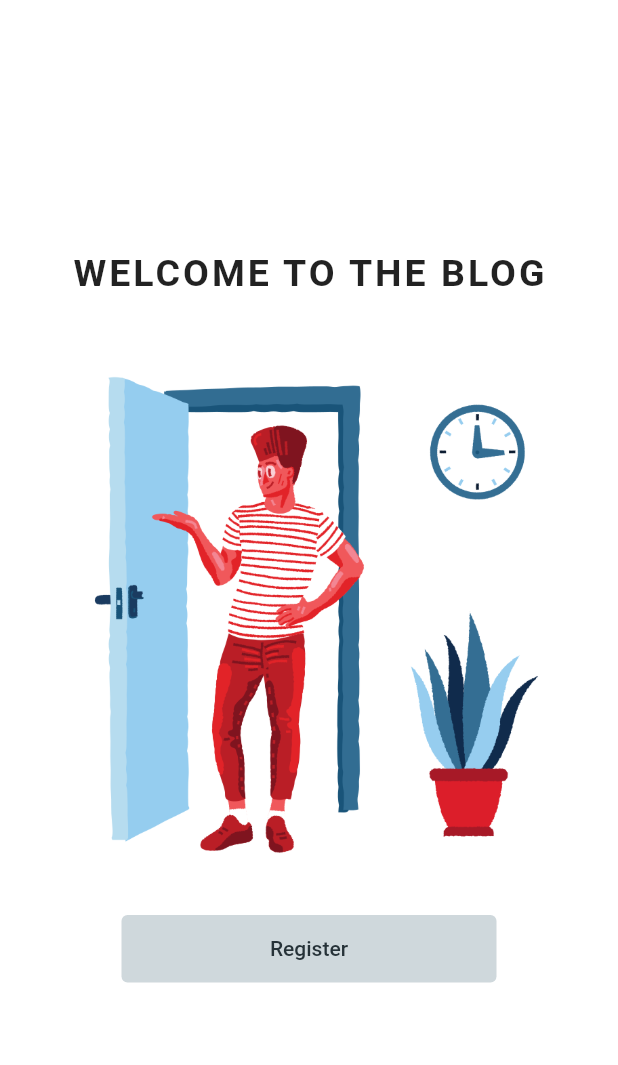
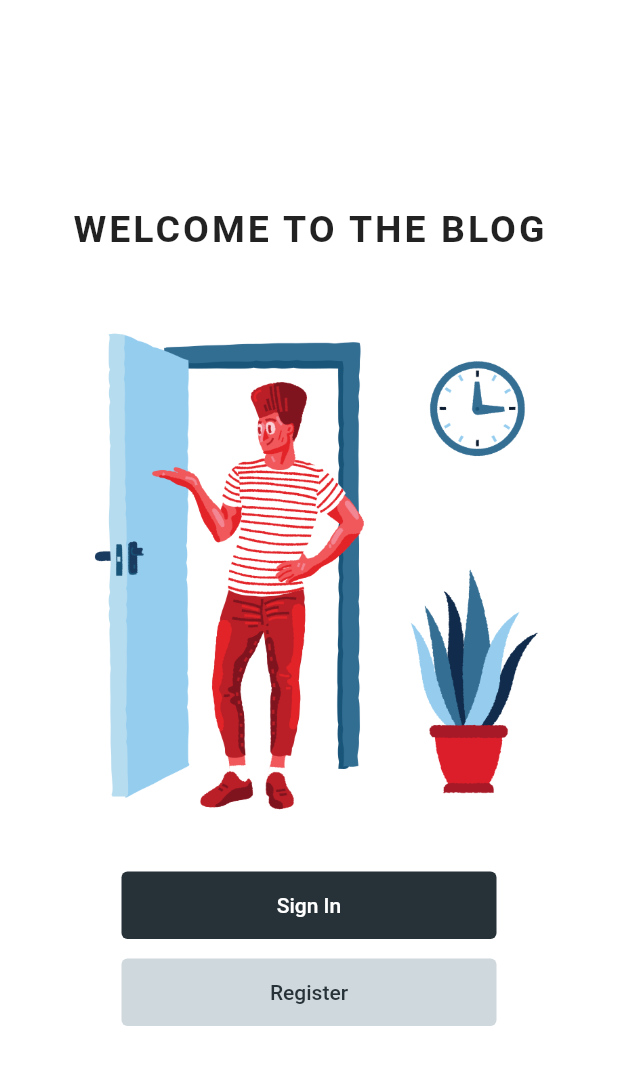
Before and after one commit to paulocf92/flutter-zero-to-hero, a Flutter app: the screen it shows after launch, after a tap on "Register", on a phone screen of 412 x 824 dp. Shown: the top 1065 px of the screen. Run offline on Flutter 3.47's test engine with Material 2 defaults, Android fonts, the phone set to English and light mode, and no system bars.

Commit message:
chore: add sign-in button

```diff
--- a/blog_app/lib/main.dart
+++ b/blog_app/lib/main.dart
@@ -1,10 +1,12 @@
 import 'package:flutter/material.dart';
 
 void main() {
-  runApp(MyApp());
+  runApp(const MyApp());
 }
 
 class MyApp extends StatelessWidget {
+  const MyApp({super.key});
+
   @override
   Widget build(BuildContext context) {
     return MaterialApp(
@@ -18,8 +20,8 @@ class MyApp extends StatelessWidget {
               child: Column(
                 mainAxisAlignment: MainAxisAlignment.center,
                 children: [
-                  SizedBox(height: 20),
-                  Text(
+                  const SizedBox(height: 20),
+                  const Text(
                     "WELCOME TO THE BLOG",
                     style: TextStyle(
                         letterSpacing: 2,
@@ -27,18 +29,29 @@ class MyApp extends StatelessWidget {
                         fontSize: 25),
                   ),
                   Image.asset("images/welcome.png"),
+                  ElevatedButton(
+                    onPressed: () {},
+                    style: ElevatedButton.styleFrom(
+                      backgroundColor: Colors.blueGrey[900],
+                      minimumSize: const Size(250, 45),
+                      elevation: 0,
+                    ),
+                    child: const Text('Sign In'),
+                  ),
+                  const SizedBox(height: 10),
                   TextButton(
                     style: TextButton.styleFrom(
-                        backgroundColor: Colors.blueGrey[100],
-                        foregroundColor: Colors.blueGrey[900],
-                        minimumSize: Size(250, 45),
-                        elevation: 0),
+                      backgroundColor: Colors.blueGrey[100],
+                      foregroundColor: Colors.blueGrey[900],
+                      minimumSize: const Size(250, 45),
+                      elevation: 0,
+                    ),
                     onPressed: () {
                       print("Register");
                     },
-                    child: Text("Register"),
+                    child: const Text("Register"),
                   ),
-                  SizedBox(height: 20),
+                  const SizedBox(height: 20),
                 ],
               ),
             ),
```
Also changed, not shown: blog_app/pubspec.yaml (+6 -6 lines), blog_app/pubspec.lock, 1 other file.
